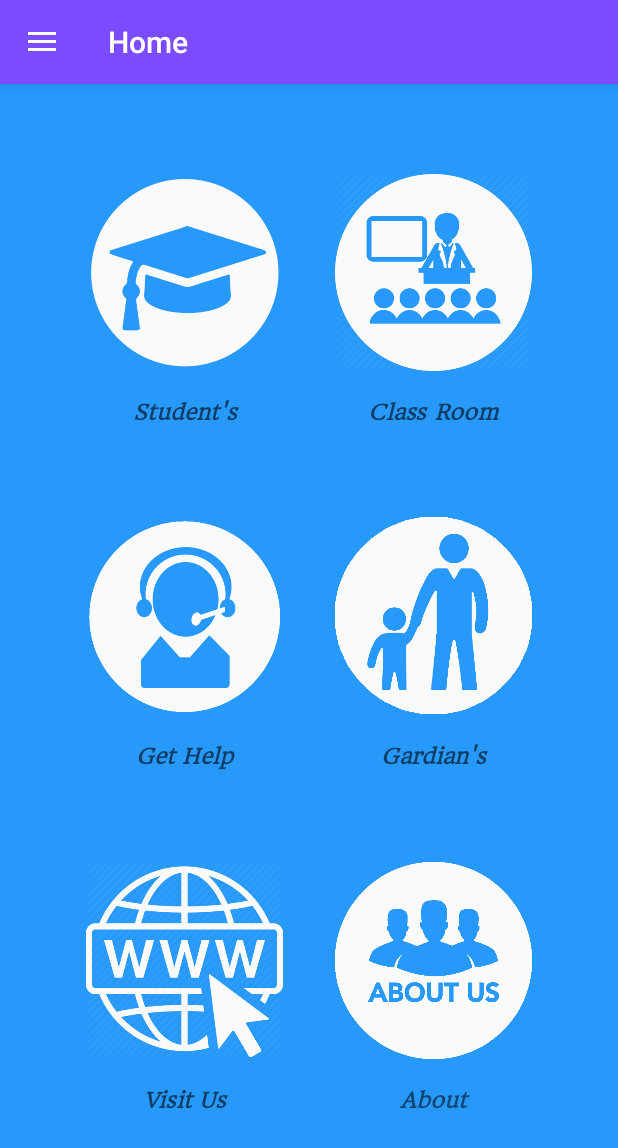
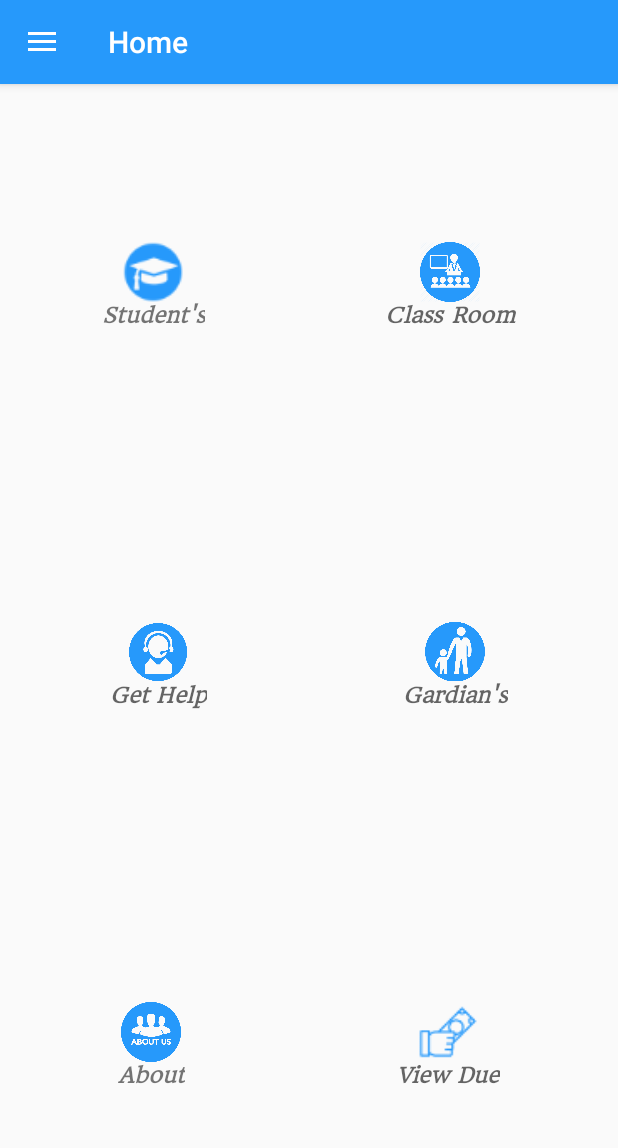
Before and after one commit to MBayazid/CPIK_Present_System, an Android app: the screen it shows after launch once a user with an empty profile is signed in (GeneralUser_Profile), on a phone screen of 412 x 824 dp. Shown: the top 1148 px of the screen. Run offline under Robolectric (Android 15) with nearby library versions, the light colour scheme and no system bars; our stand-ins replace Firebase (no records; nobody signed in at launch, a user with empty details on screens opened directly); libraries missing offline, so code that uses them is left out: com.facebook, com.firebase.ui, com.mikhaellopez.circularimageview; pictures from the network do not load; 5 statements that could not run were skipped.

Commit message:
Student Panel new

```diff
--- a/app/src/main/java/com/bayazid/cpik_present_system/Auth_Profile/GeneralUser_Profile.java
+++ b/app/src/main/java/com/bayazid/cpik_present_system/Auth_Profile/GeneralUser_Profile.java
@@ -176,7 +176,12 @@ public class GeneralUser_Profile extends AppCompatActivity
         } else if (id == R.id.nav_send) {
 
         } else if (id == R.id.nav_exit) {
-            commonFunctions.DialogWarning(this,view,"Exit !","Are You sure");
+
+            if (commonFunctions.getdialogResult()==-1){
+                commonFunctions.setdialogResult(0);
+                this.finish();
+            }else { commonFunctions.DialogWarning(this,"","Are You sure you want to exit?","Yes","No");}
+
 
         } else if (id == R.id.nav_home) {
             if (session.getisAdminEmail()) {
--- a/app/src/main/java/com/bayazid/cpik_present_system/CommonFunctions.java
+++ b/app/src/main/java/com/bayazid/cpik_present_system/CommonFunctions.java
@@ -11,6 +11,7 @@ import com.bumptech.glide.request.RequestOptions;
 import com.mikhaellopez.circularimageview.CircularImageView;
 
 public class CommonFunctions {
+    private int dialogResult;
 
     public void ImageGlider(Context context, String PhotoUri, CircularImageView circularImageView){
         //Round image view
@@ -22,16 +23,24 @@ public class CommonFunctions {
         Glide.with(context).load(PhotoUri).apply(options).into(circularImageView);
     }
 
-    //DialogBox
-   public void DialogWarning(final Context context, View dialogView, String title, String Massage){
+    public void DialogWarning(final Context context, String title, String Massage, String PositiveButton, String NegativeButton){
+        //DialogBox.......positive and Negative button
         //Now we need an AlertDialog.Builder object
         AlertDialog.Builder builder = new AlertDialog.Builder(context);
         //setting the view of the builder to our custom view that we already inflated
-       builder.setView(dialogView);
-       builder.setNegativeButton("Yes", new DialogInterface.OnClickListener() {
+        //  builder.setView(dialogView);
+        builder.setPositiveButton(PositiveButton, new DialogInterface.OnClickListener() {
             @Override
             public void onClick(DialogInterface dialogInterface, int i) {
+              //  Toast.makeText(context,i+" is setPositiveButton",Toast.LENGTH_SHORT).show();
+               setdialogResult(i);
 
+            }
+        }).setNegativeButton(NegativeButton, new DialogInterface.OnClickListener() {
+            @Override
+            public void onClick(DialogInterface dialogInterface, int i) {
+              //  Toast.makeText(context,i+" is setNegativeButton",Toast.LENGTH_SHORT).show();
+                setdialogResult(i);
             }
         });
         //finally creating the alert dialog and displaying it
@@ -42,5 +51,13 @@ public class CommonFunctions {
         alertDialog.show();
     }
 
+    //Get itemPosition
+    public int getdialogResult() {
+        return dialogResult;
+    }
+    public void setdialogResult(int dialogResult) {
+        this.dialogResult = dialogResult;
+    }
+
 
 }
--- a/app/src/main/res/layout/activity_splash_screen_.xml
+++ b/app/src/main/res/layout/activity_splash_screen_.xml
@@ -1,6 +1,5 @@
 <?xml version="1.0" encoding="utf-8"?>
 <android.support.constraint.ConstraintLayout xmlns:android="http://schemas.android.com/apk/res/android"
-    xmlns:app="http://schemas.android.com/apk/res-auto"
     xmlns:tools="http://schemas.android.com/tools"
     android:layout_width="match_parent"
     android:layout_height="match_parent"
--- a/app/src/main/res/layout/fragment_students_panel.xml
+++ b/app/src/main/res/layout/fragment_students_panel.xml
@@ -1,121 +1,81 @@
 <?xml version="1.0" encoding="utf-8"?>
-<android.support.constraint.ConstraintLayout xmlns:android="http://schemas.android.com/apk/res/android"
-    xmlns:app="http://schemas.android.com/apk/res-auto"
+<LinearLayout xmlns:android="http://schemas.android.com/apk/res/android"
     xmlns:tools="http://schemas.android.com/tools"
     android:layout_width="match_parent"
     android:layout_height="match_parent"
-    android:background="@color/nav_drawer_blue_theam_color">
+
+    android:gravity="center"
+    android:orientation="vertical">
 
     <LinearLayout
         android:layout_width="match_parent"
         android:layout_height="match_parent"
-        android:orientation="vertical">
+        android:layout_marginStart="8dp"
+        android:layout_marginTop="8dp"
+        android:layout_marginEnd="8dp"
+        android:gravity="center"
+        android:orientation="vertical"
+        android:weightSum="3">
 
-        <GridLayout
+        <LinearLayout
             android:layout_width="match_parent"
-            android:layout_height="0dp"
-            android:layout_margin="@dimen/dimen_40dp"
-            android:layout_weight="8.6"
-            android:columnCount="2"
-            android:elevation="@dimen/dimen_5dp"
-            android:fadingEdge="horizontal|vertical"
-            android:focusable="true"
-            android:focusableInTouchMode="true"
-            android:layerType="software"
+            android:layout_height="wrap_content"
+            android:layout_weight="1"
+            android:gravity="center"
             android:orientation="horizontal"
-            android:rowCount="3">
-
-            <!-- Row 1 -->
-
-            <!-- Column 1 -->
-            <RelativeLayout
-
-                android:layout_width="0dp"
-                android:layout_height="0dp"
-                android:layout_rowWeight="1"
-                android:layout_columnWeight="1"
-                android:layout_marginLeft="16dp"
-                android:layout_marginRight="16dp"
-                android:layout_marginBottom="16dp"
-                android:background="@android:color/transparent"
-                android:clickable="true"
-                android:focusable="true">
+            android:weightSum="2"
+            android:baselineAligned="false">
 
             <LinearLayout
                 android:layout_width="wrap_content"
                 android:layout_height="match_parent"
-                    android:layout_gravity="center_horizontal|center_vertical"
-                    android:layout_margin="1dp"
-                    android:background="@android:color/transparent"
-                    android:backgroundTint="@android:color/transparent"
+                android:layout_weight="1"
+                android:gravity="center"
                 android:orientation="vertical"
-                    android:weightSum="10">
+                android:weightSum="2"
+                tools:ignore="NestedWeights">
 
                 <ImageView
                     android:id="@+id/studentButton"
-                        android:layout_width="match_parent"
-                        android:layout_height="match_parent"
+                    android:layout_width="@dimen/dimen_40dp"
+                    android:layout_height="@dimen/dimen_40dp"
                     android:layout_gravity="center_horizontal"
-                        android:layout_weight="2"
                     android:background="@android:color/transparent"
                     android:src="@drawable/hat_logo_green"
-                        android:tint="@color/white1" />
+                    android:tint="@color/nav_drawer_blue_theam_color" />
 
                 <TextView
-                        android:layout_width="match_parent"
-                        android:layout_height="match_parent"
-                        android:layout_weight="8"
-
+                    android:layout_width="wrap_content"
+                    android:layout_height="wrap_content"
                     android:fontFamily="@font/headland_one"
                     android:text="Student's"
                     android:textAlignment="center"
                     android:textAllCaps="false"
-                        android:textAppearance="@style/TextAppearance.AppCompat.Widget.PopupMenu.Header"
+
                     android:textStyle="bold|italic"
                     android:typeface="monospace" />
 
             </LinearLayout>
 
-            </RelativeLayout>
-
-            <!-- Column 2 -->
-            <RelativeLayout
-
-
-                android:layout_width="0dp"
-                android:layout_height="4dp"
-                android:layout_rowWeight="1"
-                android:layout_columnWeight="1"
-                android:layout_marginLeft="16dp"
-                android:layout_marginRight="16dp"
-                android:layout_marginBottom="16dp"
-
-                android:clickable="true"
-                android:focusable="true">
-
             <LinearLayout
-                    android:layout_width="match_parent"
+                android:layout_width="wrap_content"
                 android:layout_height="match_parent"
-                    android:layout_gravity="center_horizontal|center_vertical"
-                    android:layout_margin="1dp"
-                    android:background="@android:color/transparent"
-                    android:orientation="vertical"
-                    android:weightSum="10">
+                android:layout_weight="1"
+                android:gravity="center"
+                android:orientation="vertical">
 
                 <ImageView
                     android:id="@+id/teacherBitton"
-                        android:layout_width="match_parent"
-                        android:layout_height="match_parent"
+                    android:layout_width="@dimen/dimen_40dp"
+                    android:layout_height="@dimen/dimen_40dp"
                     android:layout_gravity="center_horizontal"
-                        android:layout_weight="2"
                     android:background="@android:color/transparent"
                     android:src="@drawable/teacher_in_a_class"
-                        android:tint="@color/white1" />
+                    android:tint="@color/nav_drawer_blue_theam_color" />
 
                 <TextView
-                        android:layout_width="match_parent"
-                        android:layout_height="match_parent"
-                        android:layout_weight="8"
+                    android:layout_width="wrap_content"
+                    android:layout_height="wrap_content"
                     android:fontFamily="@font/headland_one"
                     android:text="Class Room"
                     android:textAlignment="center"
@@ -123,48 +83,39 @@
                     android:textStyle="bold|italic" />
 
             </LinearLayout>
-            </RelativeLayout>
+
+        </LinearLayout>
 
 
-            <!-- Row 2 -->
-
-            <!-- Column 1 -->
-            <RelativeLayout
-
-                android:layout_width="0dp"
-                android:layout_height="4dp"
-                android:layout_rowWeight="1"
-                android:layout_columnWeight="1"
-                android:layout_marginLeft="16dp"
-                android:layout_marginRight="16dp"
-                android:layout_marginBottom="16dp"
-                android:background="@android:color/transparent"
-                android:clickable="true"
-                android:focusable="true">
+        <LinearLayout
+            android:layout_width="match_parent"
+            android:layout_height="wrap_content"
+            android:layout_weight="1"
+            android:gravity="center"
+            android:orientation="horizontal"
+            android:weightSum="2">
 
             <LinearLayout
                 android:layout_width="wrap_content"
                 android:layout_height="match_parent"
-                    android:layout_gravity="center_horizontal|center_vertical"
-                    android:layout_margin="1dp"
-                    android:background="@android:color/transparent"
-                    android:orientation="vertical"
-                    android:weightSum="10">
+                android:layout_weight="1"
+                android:gravity="center"
+                android:orientation="vertical">
 
                 <ImageView
                     android:id="@+id/support_btn"
-                        android:layout_width="match_parent"
-                        android:layout_height="match_parent"
+                    android:layout_width="@dimen/dimen_40dp"
+                    android:layout_height="@dimen/dimen_40dp"
                     android:layout_gravity="center_horizontal"
-                        android:layout_weight="2"
+
                     android:background="@android:color/transparent"
                     android:src="@drawable/suport_team1"
-                        android:tint="@color/white1" />
+                    android:tint="@color/nav_drawer_blue_theam_color" />
 
                 <TextView
-                        android:layout_width="match_parent"
-                        android:layout_height="match_parent"
-                        android:layout_weight="8"
+                    android:layout_width="wrap_content"
+                    android:layout_height="wrap_content"
+
                     android:fontFamily="@font/headland_one"
                     android:text="Get Help"
                     android:textAlignment="center"
@@ -173,45 +124,27 @@
 
             </LinearLayout>
 
-            </RelativeLayout>
-
-            <!-- Column 2 -->
-            <RelativeLayout
-
-                android:layout_width="0dp"
-                android:layout_height="4dp"
-                android:layout_rowWeight="1"
-                android:layout_columnWeight="1"
-                android:layout_marginLeft="16dp"
-                android:layout_marginRight="16dp"
-                android:layout_marginBottom="16dp"
-                android:background="@android:color/transparent"
-                android:clickable="true"
-                android:focusable="true">
-
             <LinearLayout
-                    android:layout_width="match_parent"
+                android:layout_width="wrap_content"
                 android:layout_height="match_parent"
-                    android:layout_gravity="center_horizontal|center_vertical"
-                    android:layout_margin="1dp"
-                    android:background="@android:color/transparent"
-                    android:orientation="vertical"
-                    android:weightSum="10">
+                android:layout_weight="1"
+                android:gravity="center"
+                android:orientation="vertical">
 
                 <ImageView
                     android:id="@+id/gardenBtton"
-                        android:layout_width="match_parent"
-                        android:layout_height="match_parent"
+                    android:layout_width="@dimen/dimen_40dp"
+                    android:layout_height="@dimen/dimen_40dp"
                     android:layout_gravity="center_horizontal"
-                        android:layout_weight="2"
+
                     android:background="@android:color/transparent"
                     android:src="@drawable/parent_logo_blue"
-                        android:tint="@color/white1" />
+                    android:tint="@color/nav_drawer_blue_theam_color" />
 
                 <TextView
-                        android:layout_width="match_parent"
-                        android:layout_height="match_parent"
-                        android:layout_weight="8"
+                    android:layout_width="wrap_content"
+                    android:layout_height="wrap_content"
+
                     android:fontFamily="@font/headland_one"
                     android:text="Gardian's"
                     android:textAlignment="center"
@@ -219,97 +152,35 @@
                     android:textStyle="bold|italic" />
 
             </LinearLayout>
-
-            </RelativeLayout>
+        </LinearLayout>
 
 
-            <!-- Row 2 -->
+        <LinearLayout
 
-            <!-- Column 1 -->
-            <RelativeLayout
-
-                android:layout_width="0dp"
-                android:layout_height="4dp"
-                android:layout_rowWeight="1"
-                android:layout_columnWeight="1"
-                android:layout_marginLeft="16dp"
-                android:layout_marginRight="16dp"
-                android:layout_marginBottom="16dp"
-                android:background="@android:color/transparent"
-                android:clickable="true"
-                android:focusable="true">
-
+            android:layout_width="match_parent"
+            android:layout_height="wrap_content"
+            android:layout_weight="1"
+            android:gravity="center"
+            android:orientation="horizontal"
+            android:weightSum="2">
             <LinearLayout
                 android:layout_width="wrap_content"
                 android:layout_height="match_parent"
-                    android:layout_gravity="center_horizontal|center_vertical"
-                    android:layout_margin="1dp"
-                    android:background="@android:color/transparent"
-                    android:orientation="vertical"
-                    android:weightSum="10">
-
-                    <ImageView
-                        android:id="@+id/visitButton"
-                        android:layout_width="match_parent"
-                        android:layout_height="match_parent"
-                        android:layout_gravity="center_horizontal"
-                        android:layout_weight="2"
-                        android:background="@android:color/transparent"
-                        android:src="@drawable/www_click_logo"
-                        android:tint="@color/white1" />
-
-                    <TextView
-                        android:layout_width="match_parent"
-                        android:layout_height="match_parent"
-                        android:layout_weight="8"
-                        android:fontFamily="@font/headland_one"
-                        android:text="Visit Us"
-                        android:textAlignment="center"
-                        android:textAppearance="@style/TextAppearance.AppCompat.Widget.PopupMenu.Header"
-                        android:textStyle="bold|italic" />
-
-                </LinearLayout>
-
-            </RelativeLayout>
-
-            <!-- Column 2 -->
-            <RelativeLayout
-
-                android:layout_width="0dp"
-                android:layout_height="4dp"
-                android:layout_rowWeight="1"
-                android:layout_columnWeight="1"
-                android:layout_marginLeft="16dp"
-                android:layout_marginRight="16dp"
-                android:layout_marginBottom="16dp"
-                android:background="@android:color/transparent"
-                android:clickable="true"
-                android:focusable="true"
-
-                >
-
-                <LinearLayout
-                    android:layout_width="match_parent"
-                    android:layout_height="match_parent"
-                    android:layout_gravity="center_horizontal|center_vertical"
-                    android:layout_margin="1dp"
-
-                    android:orientation="vertical"
-                    android:weightSum="10">
+                android:layout_weight="1"
+                android:gravity="center"
+                android:orientation="vertical">
 
                 <ImageView
                     android:id="@+id/AboutButton"
-                        android:layout_width="match_parent"
-                        android:layout_height="match_parent"
+                    android:layout_width="@dimen/dimen_40dp"
+                    android:layout_height="@dimen/dimen_40dp"
                     android:layout_gravity="center_horizontal"
-                        android:layout_weight="2"
                     android:src="@drawable/about_group_blue"
-                        android:tint="@color/white1" />
+                    android:tint="@color/nav_drawer_blue_theam_color" />
 
                 <TextView
-                        android:layout_width="match_parent"
-                        android:layout_height="match_parent"
-                        android:layout_weight="8"
+                    android:layout_width="wrap_content"
+                    android:layout_height="wrap_content"
                     android:fontFamily="@font/headland_one"
                     android:text="About"
                     android:textAlignment="center"
@@ -318,12 +189,36 @@
 
             </LinearLayout>
 
-            </RelativeLayout>
+            <LinearLayout
+                android:layout_width="wrap_content"
+                android:layout_height="match_parent"
+                android:layout_weight="1"
+                android:orientation="vertical"
+                android:gravity="center">
 
+                <ImageView
+                    android:id="@+id/visitButton"
+                    android:layout_width="@dimen/dimen_40dp"
+                    android:layout_height="@dimen/dimen_40dp"
+                    android:layout_gravity="center_horizontal"
+                    android:background="@android:color/transparent"
+                    android:src="@drawable/icon_hand_cash"
+                    android:tint="@color/nav_drawer_blue_theam_color" />
 
-        </GridLayout>
+                <TextView
+                    android:layout_width="wrap_content"
+                    android:layout_height="wrap_content"
+                    android:fontFamily="@font/headland_one"
+                    android:text="View Due"
+                    android:textAlignment="center"
+                    android:textAppearance="@style/TextAppearance.AppCompat.Widget.PopupMenu.Header"
+                    android:textStyle="bold|italic" />
+
+            </LinearLayout>
 
 
         </LinearLayout>
 
-</android.support.constraint.ConstraintLayout>
+    </LinearLayout>
+
+</LinearLayout>
--- a/app/src/main/res/values/colors.xml
+++ b/app/src/main/res/values/colors.xml
@@ -1,7 +1,7 @@
 <?xml version="1.0" encoding="utf-8"?>
 <resources>
-    <color name="colorPrimary">#7b4bff</color>
-    <color name="colorPrimaryDark">#6539BA</color>
+    <color name="colorPrimary">#2699FB</color>
+    <color name="colorPrimaryDark">#007EEE</color>
     <color name="colorAccent">#FF4081</color>
 
 
--- a/app/src/main/res/values/styles.xml
+++ b/app/src/main/res/values/styles.xml
@@ -3,7 +3,7 @@
     <!-- Base application theme. -->
     <style name="AppTheme" parent="Theme.AppCompat.Light.DarkActionBar">
         <!-- Customize your theme here. -->
-        <item name="colorPrimary">@color/colorPrimary</item>
+        <item name="colorPrimary">@color/nav_drawer_blue_theam_color</item>
         <item name="colorPrimaryDark">@color/colorPrimaryDark</item>
         <item name="colorAccent">@color/colorAccent</item>
         <item name="android:windowAnimationStyle">@style/CustomActivityAnimation</item>
--- /dev/null
+++ b/librarycpik/src/main/res/drawable/ic_school_black_24dp.xml
@@ -0,0 +1,9 @@
+<vector xmlns:android="http://schemas.android.com/apk/res/android"
+        android:width="24dp"
+        android:height="24dp"
+        android:viewportWidth="24.0"
+        android:viewportHeight="24.0">
+    <path
+        android:fillColor="#FF000000"
+        android:pathData="M5,13.18v4L12,21l7,-3.82v-4L12,17l-7,-3.82zM12,3L1,9l11,6 9,-4.91V17h2V9L12,3z"/>
+</vector>
```
Also changed, not shown: librarycpik/src/main/res/drawable-hdpi/hat_logo_green.png (added), librarycpik/src/main/res/drawable-hdpi/icon_hand_cash.png (added), librarycpik/src/main/res/drawable-mdpi/hat_logo_green.png (added), librarycpik/src/main/res/drawable-mdpi/icon_hand_cash.png (added), librarycpik/src/main/res/drawable-xxxhdpi/hat_logo_green.png (added), librarycpik/src/main/res/drawable-xxxhdpi/icon_hand_cash.png (added), librarycpik/src/main/res/drawable/cpik_front.png (deleted), librarycpik/src/main/res/drawable/hat_logo_green.png (deleted), librarycpik/src/main/res/drawable/popup_bg.png (deleted), librarycpik/src/main/res/drawable/teacher_in_a_class_standing.jpg (deleted), librarycpik/src/main/res/drawable/www_click_logo.png (deleted). Lines whose indentation alone changed are shown as unchanged.
